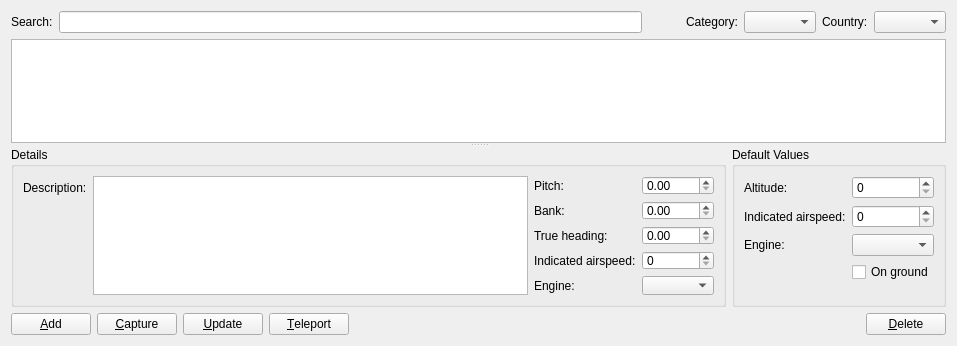
The window that src/Plugins/Module/Location/src/LocationWidget.ui (till213/SkyDolly) describes before a commit, drawn with Qt 5.
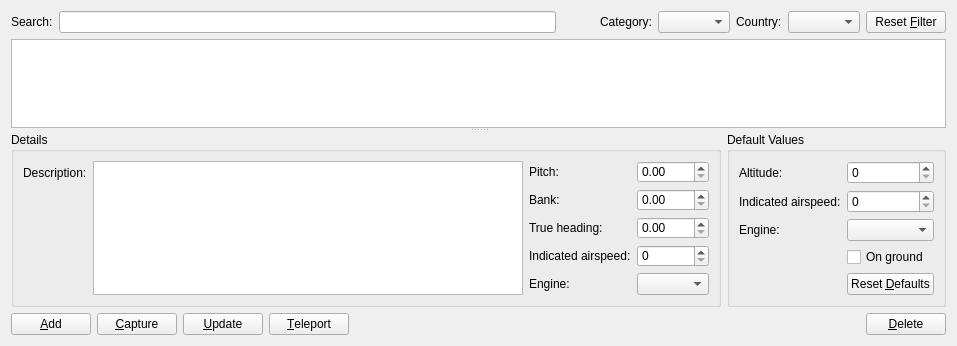
The same window after the commit. Custom widgets are drawn as their Qt base class.

Diff of the .ui file:
```diff
--- a/src/Plugins/Module/Location/src/LocationWidget.ui
+++ b/src/Plugins/Module/Location/src/LocationWidget.ui
@@ -71,6 +71,16 @@
        </property>
       </widget>
      </item>
+     <item>
+      <widget class="QPushButton" name="resetFilterPushButton">
+       <property name="toolTip">
+        <string>Reset the filter criteria.</string>
+       </property>
+       <property name="text">
+        <string>Reset &amp;Filter</string>
+       </property>
+      </widget>
+     </item>
     </layout>
    </item>
    <item>
@@ -234,6 +244,13 @@
             </property>
            </widget>
           </item>
+          <item row="4" column="1">
+           <widget class="QPushButton" name="resetDefaultsPushButton">
+            <property name="text">
+             <string>Reset &amp;Defaults</string>
+            </property>
+           </widget>
+          </item>
          </layout>
         </widget>
        </item>
```
Left out of the diff: 2 changed lines with no effect on the pictures.
